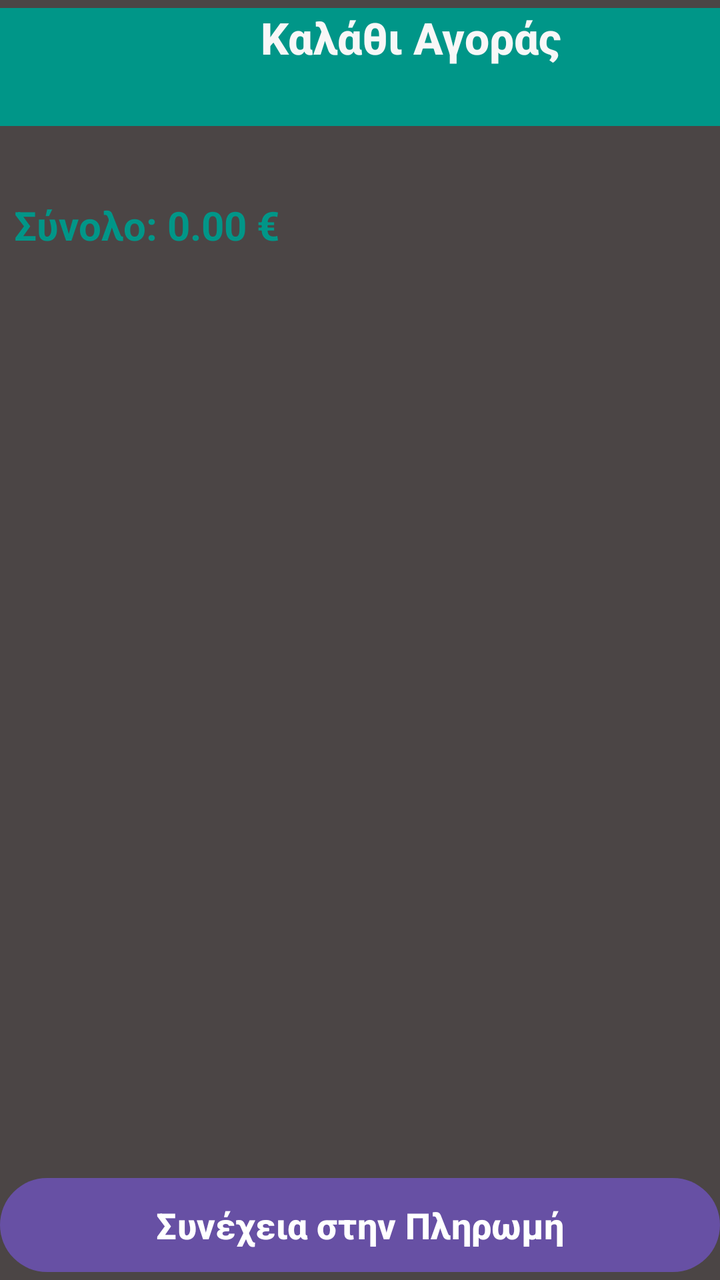
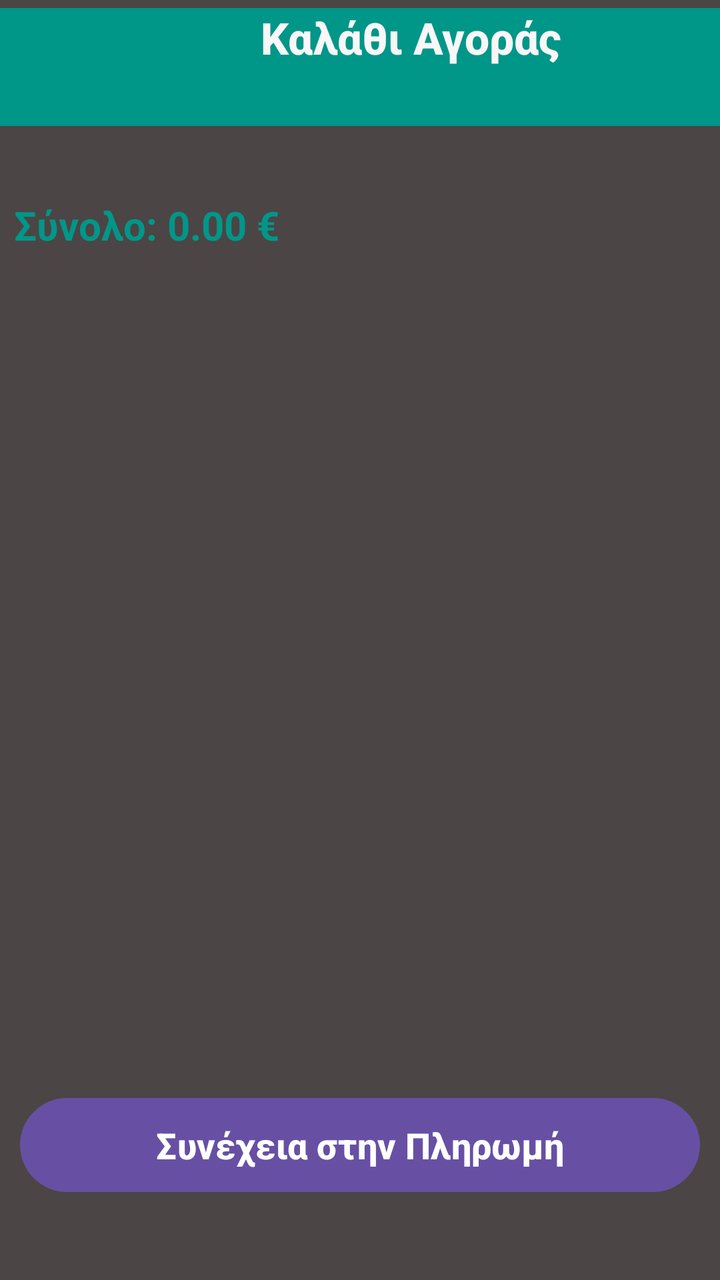

The first picture is an Android layout as it rendered before a commit; the second is the same layout after the commit. The layout source and the unified diff follow.
<!-- AndroidManifest.xml: application theme Theme.Team21 -->
<!-- res/layout/activity_customer_shopping_cart.xml -->
<?xml version="1.0" encoding="utf-8"?>
<androidx.constraintlayout.widget.ConstraintLayout xmlns:android="http://schemas.android.com/apk/res/android"
    xmlns:app="http://schemas.android.com/apk/res-auto"
    xmlns:tools="http://schemas.android.com/tools"
    android:id="@+id/delivererOrdersList"
    android:layout_width="match_parent"
    android:layout_height="match_parent"
    android:background="#4B4545"
    tools:context=".view.customer.CustomerShoppingCartActivity">


    <TextView
        android:id="@+id/txtCustomerShoppingCartActivityHeader"
        android:layout_width="411dp"
        android:layout_height="59dp"

        android:layout_marginTop="4dp"

        android:background="#009688"
        android:backgroundTint="#009688"
        android:fontFamily="sans-serif-medium"
        android:text="Καλάθι Αγοράς"
        android:textAlignment="center"
        android:textColor="#F8F7F7"
        android:textSize="22sp"
        android:textStyle="bold"
        app:layout_constraintEnd_toEndOf="parent"
        app:layout_constraintHorizontal_bias="0.0"
        app:layout_constraintStart_toStartOf="parent"
        app:layout_constraintTop_toTopOf="parent" />

    <TextView
        android:id="@+id/txtCustomerShoppingCartActivityTotalPrice"
        android:layout_width="wrap_content"
        android:layout_height="wrap_content"
        android:layout_marginTop="36dp"
        android:text="Σύνολο: 0.00 €"
        android:textColor="#009688"
        android:textSize="20sp"
        android:textStyle="bold"
        app:layout_constraintEnd_toEndOf="parent"
        app:layout_constraintHorizontal_bias="0.031"
        app:layout_constraintStart_toStartOf="parent"
        app:layout_constraintTop_toBottomOf="@+id/txtCustomerShoppingCartActivityHeader" />

    <Button
        android:id="@+id/btnCustomerShoppingCartActivityPayment"
        android:layout_width="0dp"
        android:layout_height="55dp"
        android:text="Συνέχεια στην Πληρωμή"
        android:textSize="18sp"
        android:textStyle="bold"
        app:layout_constraintBottom_toBottomOf="parent"
        app:layout_constraintEnd_toEndOf="parent"
        app:layout_constraintStart_toStartOf="parent" />

    <ListView
        android:id="@+id/ViewlistCustomerShoppingCartActivity"
        android:layout_width="394dp"
        android:layout_height="395dp"
        android:layout_marginTop="56dp"
        android:cacheColorHint="#009688"
        app:layout_constraintEnd_toEndOf="parent"
        app:layout_constraintHorizontal_bias="0.47"
        app:layout_constraintStart_toStartOf="parent"
        app:layout_constraintTop_toBottomOf="@+id/txtCustomerShoppingCartActivityTotalPrice" />


</androidx.constraintlayout.widget.ConstraintLayout>
<!-- resources referenced by this layout -->
<resources>
  <style name="Theme.Team21" parent="Base.Theme.Team21" />
  <style name="Base.Theme.Team21" parent="Theme.Material3.DayNight.NoActionBar">
          
          
      </style>
</resources>

<!-- the commit's change to res/layout/activity_customer_shopping_cart.xml (unified diff, before → after) -->
@@ -47,23 +47,28 @@
         android:id="@+id/btnCustomerShoppingCartActivityPayment"
         android:layout_width="0dp"
         android:layout_height="55dp"
+        android:layout_marginStart="10dp"
+        android:layout_marginEnd="10dp"
+        android:layout_marginBottom="40dp"
         android:text="Συνέχεια στην Πληρωμή"
         android:textSize="18sp"
         android:textStyle="bold"
         app:layout_constraintBottom_toBottomOf="parent"
         app:layout_constraintEnd_toEndOf="parent"
+        app:layout_constraintHorizontal_bias="1.0"
         app:layout_constraintStart_toStartOf="parent" />
 
-    <ListView
-        android:id="@+id/ViewlistCustomerShoppingCartActivity"
-        android:layout_width="394dp"
-        android:layout_height="395dp"
-        android:layout_marginTop="56dp"
-        android:cacheColorHint="#009688"
+    <androidx.recyclerview.widget.RecyclerView
+        android:id="@+id/recyclerviewCustomerShoppingCartActivity"
+        android:layout_width="0dp"
+        android:layout_height="0dp"
+        android:layout_marginTop="8dp"
+        app:layout_constraintBottom_toTopOf="@+id/btnCustomerShoppingCartActivityPayment"
         app:layout_constraintEnd_toEndOf="parent"
-        app:layout_constraintHorizontal_bias="0.47"
+        app:layout_constraintHorizontal_bias="0.0"
         app:layout_constraintStart_toStartOf="parent"
-        app:layout_constraintTop_toBottomOf="@+id/txtCustomerShoppingCartActivityTotalPrice" />
+        app:layout_constraintTop_toBottomOf="@+id/txtCustomerShoppingCartActivityTotalPrice"
+        app:layout_constraintVertical_bias="0.72" />
 
 
 </androidx.constraintlayout.widget.ConstraintLayout>
